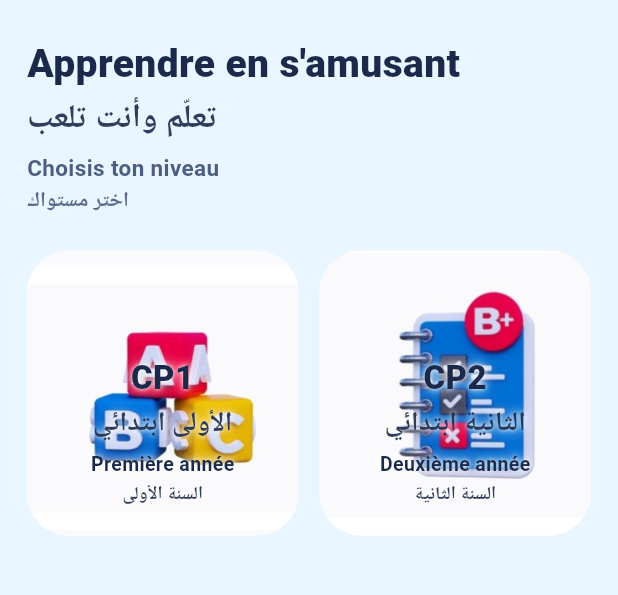
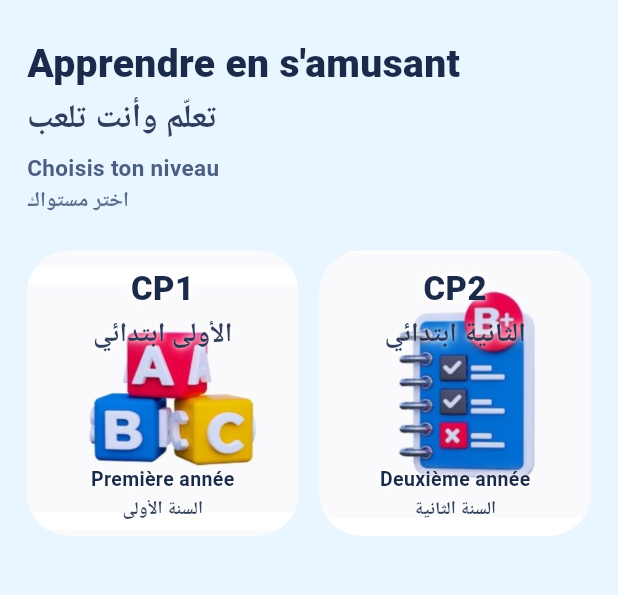
Before and after one commit to TAHA-MHT/TAALIM_IA, a Flutter app: the screen it shows after launch, on a phone screen of 412 x 824 dp, the part 93-688 px from its top. Run offline on Flutter 3.47's test engine with Material 3 defaults, Android fonts, the phone set to English and light mode, and no system bars; our stand-ins replace flutter_tts, shared_preferences; statements that could not run were skipped.

Commit message:
Refactor layout to use Stack instead of Padding
Replaced Padding with Stack for better layout control.

```diff
--- a/lib/main.dart
+++ b/lib/main.dart
@@ -776,17 +776,21 @@ class _LevelCard extends StatelessWidget {
               fit: BoxFit.cover,
             ),
           ),
-          child: Padding(
-            padding: const EdgeInsets.symmetric(vertical: 18, horizontal: 14),
-            child: Column(
-              mainAxisSize: MainAxisSize.max,
-              mainAxisAlignment: MainAxisAlignment.end,
-              children: [
-                BiLabel(fr: nameFr, ar: nameAr, frSize: 22, arSize: 18, color: AppColors.ink, align: TextAlign.center, shadows: textShadow),
-                const SizedBox(height: 4),
-                BiLabel(fr: hintFr, ar: hintAr, frSize: 13, arSize: 12, weight: FontWeight.w600, color: AppColors.ink, align: TextAlign.center, shadows: textShadow),
-              ],
-            ),
+          child: Stack(
+            children: [
+              Positioned(
+                top: 10,
+                left: 8,
+                right: 8,
+                child: BiLabel(fr: nameFr, ar: nameAr, frSize: 22, arSize: 18, color: AppColors.ink, align: TextAlign.center, shadows: textShadow),
+              ),
+              Positioned(
+                bottom: 8,
+                left: 8,
+                right: 8,
+                child: BiLabel(fr: hintFr, ar: hintAr, frSize: 13, arSize: 12, weight: FontWeight.w600, color: AppColors.ink, align: TextAlign.center, shadows: textShadow),
+              ),
+            ],
           ),
         ),
       ),
```
